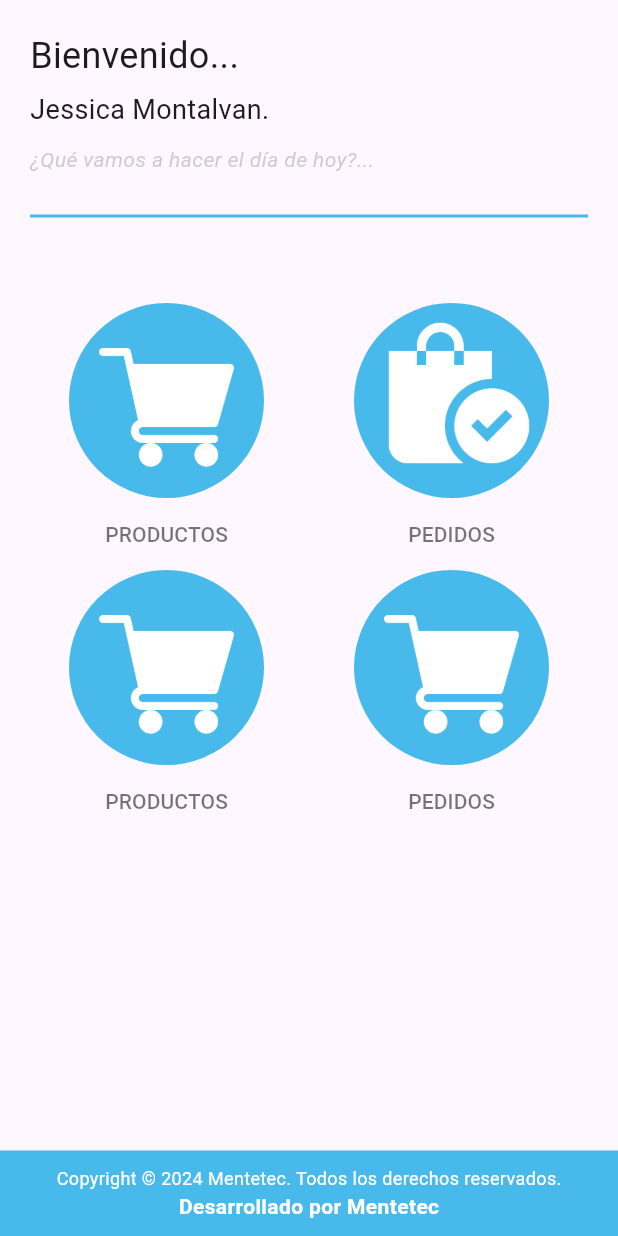
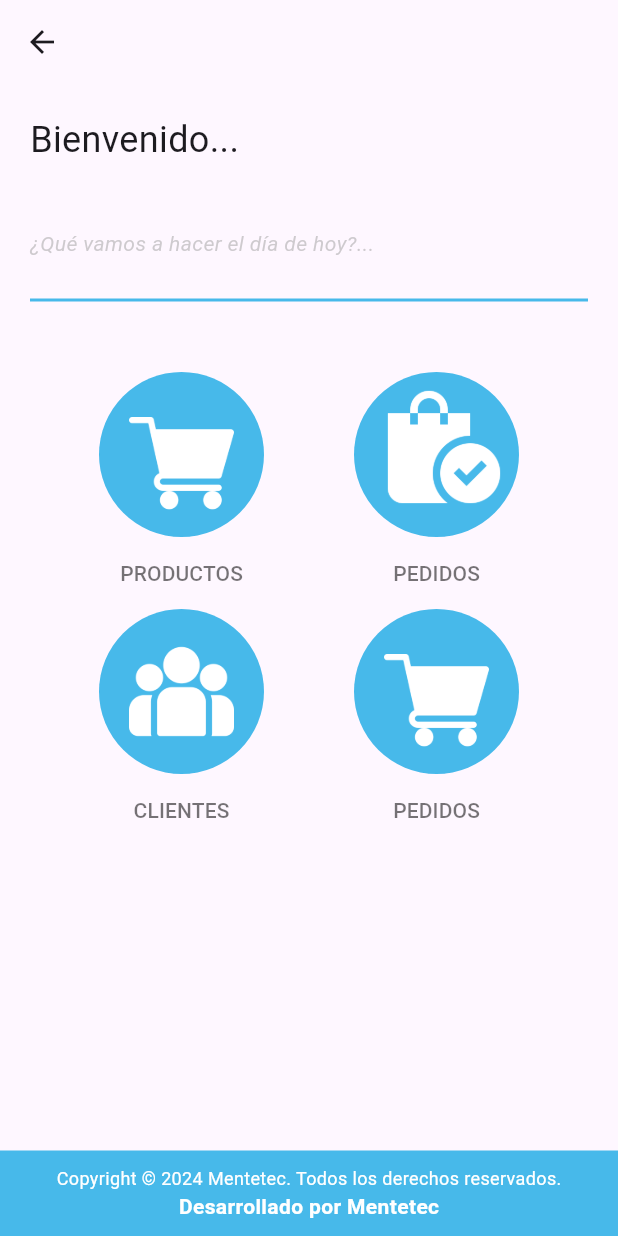
Before and after one commit to jonathan161022/mentetec, a Flutter app: the Inicio screen opened directly, on a phone screen of 412 x 824 dp. Run offline on Flutter 3.47's test engine with Material 3 defaults, Android fonts, the light colour scheme and no system bars; our stand-ins replace flutter_svg, shared_preferences; accounts and stored records are empty; network calls fail; Roboto replaces fonts that are missing (fantasy); project files that could hold a hidden picture were left out.

Commit message:
cambios tarde

```diff
--- a/lib/inicio/inicio.dart
+++ b/lib/inicio/inicio.dart
@@ -1,14 +1,40 @@
 import 'package:flutter/material.dart';
-import 'package:flutter_mentetec/productos/productos.dart';
-import 'package:flutter_mentetec/productos/proformas_list.dart';
+import 'package:flutter_svg/svg.dart';
+import 'package:shared_preferences/shared_preferences.dart';
 
-class Inicio extends StatelessWidget {
+import '../screens/productos.dart';
+import '../screens/proformas_list.dart';
+
+class Inicio extends StatefulWidget {
   const Inicio({super.key});
+
+  @override
+  State<Inicio> createState() => _InicioState();
+}
+
+class _InicioState extends State<Inicio> {
+  late SharedPreferences prefs;
+  String nombre = '';
+  String apellidos = '';
+
+  Future<void> obtenerDatosUsuario() async {
+    prefs = await SharedPreferences.getInstance();
+    nombre = prefs.getString('nombre') ?? '';
+    apellidos = prefs.getString('apellidos') ?? '';
+    setState(() {});
+  }
+
+  @override
+  void initState() {
+    super.initState();
+    obtenerDatosUsuario();
+  }
 
   @override
   Widget build(BuildContext context) {
     return Scaffold(
-
+      appBar: AppBar(
+      ),
       body: _buildBody(context),
       bottomNavigationBar: Container(
         color: const Color(0xFF47B9EA),
@@ -22,7 +48,8 @@ class Inicio extends StatelessWidget {
             ),
             Text(
               'Desarrollado por Mentetec',
-              style: TextStyle(fontWeight: FontWeight.bold, color: Colors.white),
+              style:
+                  TextStyle(fontWeight: FontWeight.bold, color: Colors.white),
             ),
           ],
         ),
@@ -31,9 +58,6 @@ class Inicio extends StatelessWidget {
   }
 
   Widget _buildBody(BuildContext context) {
-    const nombre = "Jessica";
-    const apellido = "Montalvan";
-
     return Column(
       crossAxisAlignment: CrossAxisAlignment.center,
       children: [
@@ -47,11 +71,12 @@ class Inicio extends StatelessWidget {
                 style: TextStyle(fontSize: 24, fontFamily: "fantasy"),
               ),
               const SizedBox(height: 6),
-              const Row(
+              Row(
                 children: [
                   Text(
-                    "$nombre $apellido.",
-                    style: TextStyle(fontSize: 18),
+                    "$nombre$apellidos",
+                    style: const TextStyle(
+                        fontSize: 18, fontWeight: FontWeight.w300),
                   ),
                 ],
               ),
@@ -72,7 +97,7 @@ class Inicio extends StatelessWidget {
           endIndent: 20,
         ),
         Padding(
-          padding: const EdgeInsets.symmetric(vertical: 50),
+          padding: const EdgeInsets.symmetric(vertical: 40),
           child: Column(
             children: [
               Row(
@@ -84,8 +109,8 @@ class Inicio extends StatelessWidget {
                         child: Container(
                           padding: const EdgeInsets.only(
                               top: 30, right: 10, bottom: 10, left: 10),
-                          width: 130, // Ancho del contenedor circular
-                          height: 130, // Altura del contenedor circular
+                          width: 110, // Ancho del contenedor circular
+                          height: 110, // Altura del contenedor circular
                           decoration: BoxDecoration(
                             color: const Color(
                                 0xFF47B9EA), // Color de fondo del contenedor
@@ -113,8 +138,8 @@ class Inicio extends StatelessWidget {
                         child: Container(
                           padding: const EdgeInsets.only(
                               top: 10, right: 10, bottom: 20, left: 20),
-                          width: 130, // Ancho del contenedor circular
-                          height: 130, // Altura del contenedor circular
+                          width: 110, // Ancho del contenedor circular
+                          height: 110, // Altura del contenedor circular
                           decoration: BoxDecoration(
                             color: const Color(
                                 0xFF47B9EA), // Color de fondo del contenedor
@@ -135,7 +160,6 @@ class Inicio extends StatelessWidget {
                   ),
                 ],
               ),
-
               Row(
                 mainAxisAlignment: MainAxisAlignment.center,
                 children: [
@@ -143,22 +167,21 @@ class Inicio extends StatelessWidget {
                     children: [
                       ClipOval(
                         child: Container(
-                          padding: const EdgeInsets.only(
-                              top: 30, right: 10, bottom: 10, left: 10),
-                          width: 130, // Ancho del contenedor circular
-                          height: 130, // Altura del contenedor circular
+                          padding: const EdgeInsets.all(20),
+                          width: 110, // Ancho del contenedor circular
+                          height: 110, // Altura del contenedor circular
                           decoration: BoxDecoration(
                             color: const Color(
                                 0xFF47B9EA), // Color de fondo del contenedor
                             borderRadius: BorderRadius.circular(
                                 50), // Radio igual a la mitad del ancho/alto para hacer un círculo
                           ),
-                          child: Image.asset('assets/carrito.png'),
+                          child: Image.asset('assets/grupo.png'),
                         ),
                       ),
                       TextButton(
                           onPressed: () {},
-                          child: const Text('PRODUCTOS',
+                          child: const Text('CLIENTES',
                               style: TextStyle(color: Colors.black54)))
                     ],
                   ),
@@ -171,8 +194,8 @@ class Inicio extends StatelessWidget {
                         child: Container(
                           padding: const EdgeInsets.only(
                               top: 30, right: 10, bottom: 10, left: 10),
-                          width: 130, // Ancho del contenedor circular
-                          height: 130, // Altura del contenedor circular
+                          width: 110, // Ancho del contenedor circular
+                          height: 110, // Altura del contenedor circular
                           decoration: BoxDecoration(
                             color: const Color(
                                 0xFF47B9EA), // Color de fondo del contenedor
@@ -193,7 +216,6 @@ class Inicio extends StatelessWidget {
             ],
           ),
         ),
-
       ],
     );
   }
--- a/lib/main.dart
+++ b/lib/main.dart
@@ -1,5 +1,6 @@
 import 'package:flutter/material.dart';
-import 'Login/login.dart';
+
+import 'screens/login.dart';
 
 void main() {
   runApp(
--- a/lib/productos/proformas.dart
+++ b/lib/screens/proformas.dart
@@ -1,10 +1,10 @@
 import 'package:flutter/foundation.dart';
 import 'package:flutter/material.dart';
-import 'package:flutter_mentetec/Login/styles.dart';
 import 'package:flutter_mentetec/custom/customSnackBar.dart';
 import 'package:shared_preferences/shared_preferences.dart';
 import '../api/proformas_rest.dart';
 import '../custom/customTextField.dart';
+import '../custom/styles.dart';
 import '../model/model_producto.dart';
 
 class CrearProforma extends StatefulWidget {
```
Also changed, not shown: lib/api/login_rest.dart (+8 -2 lines), lib/dashboard/dashboard.dart (+11 -7 lines), lib/productos/detalle_producto.dart (deleted, +0 -34 lines), lib/screens/login.dart (renamed from lib/login/login.dart, +6 -3 lines), lib/screens/productos.dart (renamed from lib/productos/productos.dart, +41 -8 lines), assets/grupo.png (added), lib/custom/styles.dart (renamed from lib/login/styles.dart), lib/screens/proformas_list.dart (renamed from lib/productos/proformas_list.dart).
